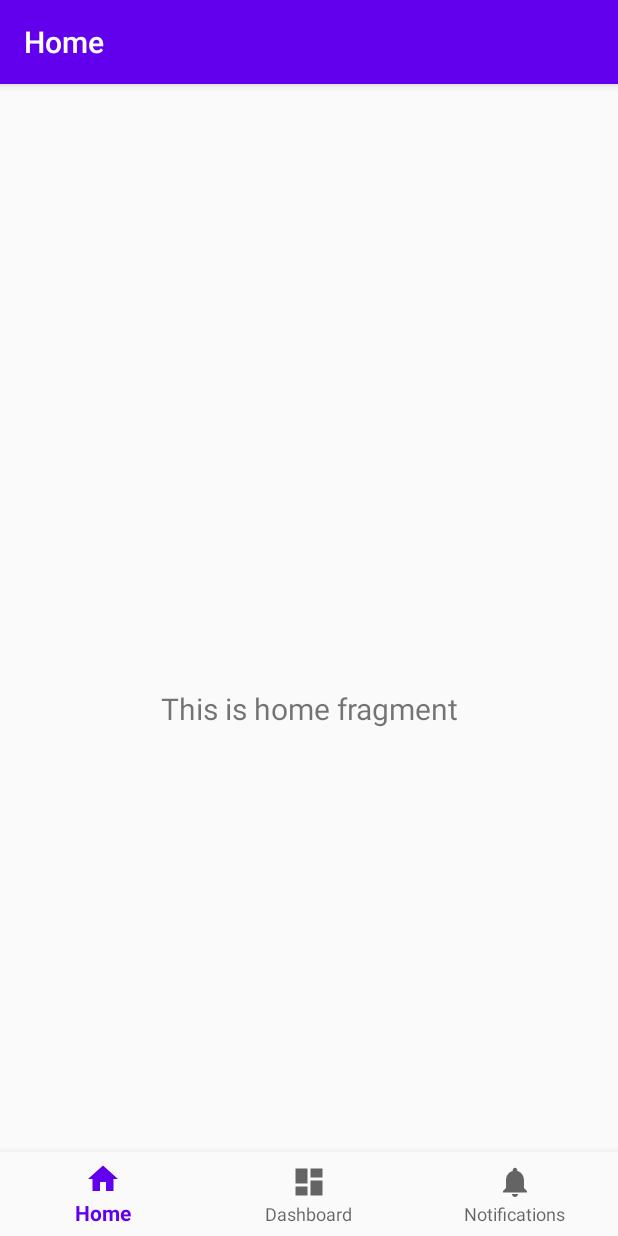
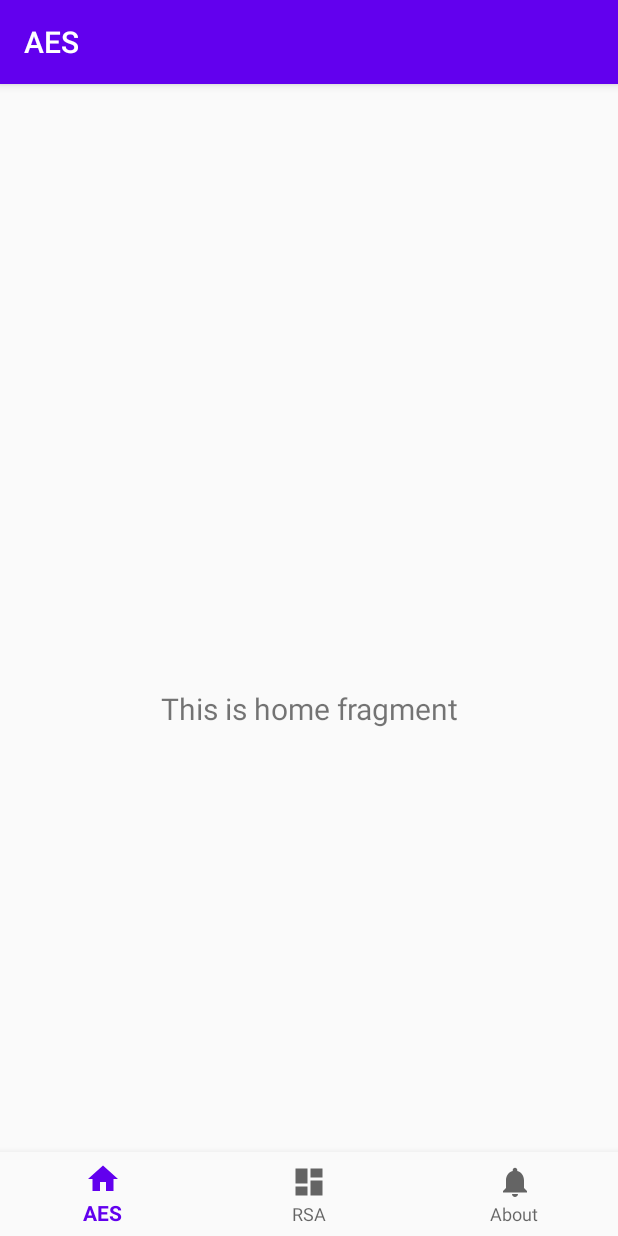
Before and after one commit to KonradKarimi/BSKApp, an Android app: the screen it shows after launch (MainActivity), on a phone screen of 412 x 824 dp. Run offline under Robolectric (Android 15) with nearby library versions, the phone set to English and light mode, and no system bars; our stand-ins replace navigation-ui.

Commit message:
Changed navigation labels

```diff
--- a/app/src/main/res/menu/bottom_nav_menu.xml
+++ b/app/src/main/res/menu/bottom_nav_menu.xml
@@ -4,16 +4,16 @@
     <item
         android:id="@+id/navigation_home"
         android:icon="@drawable/ic_home_black_24dp"
-        android:title="@string/title_home" />
+        android:title="@string/title_aes" />
 
     <item
         android:id="@+id/navigation_dashboard"
         android:icon="@drawable/ic_dashboard_black_24dp"
-        android:title="@string/title_dashboard" />
+        android:title="@string/title_rsa" />
 
     <item
         android:id="@+id/navigation_notifications"
         android:icon="@drawable/ic_notifications_black_24dp"
-        android:title="@string/title_notifications" />
+        android:title="@string/title_about" />
 
 </menu>
--- a/app/src/main/res/navigation/mobile_navigation.xml
+++ b/app/src/main/res/navigation/mobile_navigation.xml
@@ -8,18 +8,18 @@
     <fragment
         android:id="@+id/navigation_home"
         android:name="com.konradkarimi.bskapp.ui.home.HomeFragment"
-        android:label="@string/title_home"
+        android:label="@string/title_aes"
         tools:layout="@layout/fragment_home" />
 
     <fragment
         android:id="@+id/navigation_dashboard"
         android:name="com.konradkarimi.bskapp.ui.dashboard.DashboardFragment"
-        android:label="@string/title_dashboard"
+        android:label="@string/title_rsa"
         tools:layout="@layout/fragment_dashboard" />
 
     <fragment
         android:id="@+id/navigation_notifications"
         android:name="com.konradkarimi.bskapp.ui.notifications.NotificationsFragment"
-        android:label="@string/title_notifications"
+        android:label="@string/title_about"
         tools:layout="@layout/fragment_notifications" />
 </navigation>
--- a/app/src/main/res/values/strings.xml
+++ b/app/src/main/res/values/strings.xml
@@ -3,4 +3,7 @@
     <string name="title_home">Home</string>
     <string name="title_dashboard">Dashboard</string>
     <string name="title_notifications">Notifications</string>
+    <string name="title_aes">AES</string>
+    <string name="title_rsa">RSA</string>
+    <string name="title_about">About</string>
 </resources>
```
